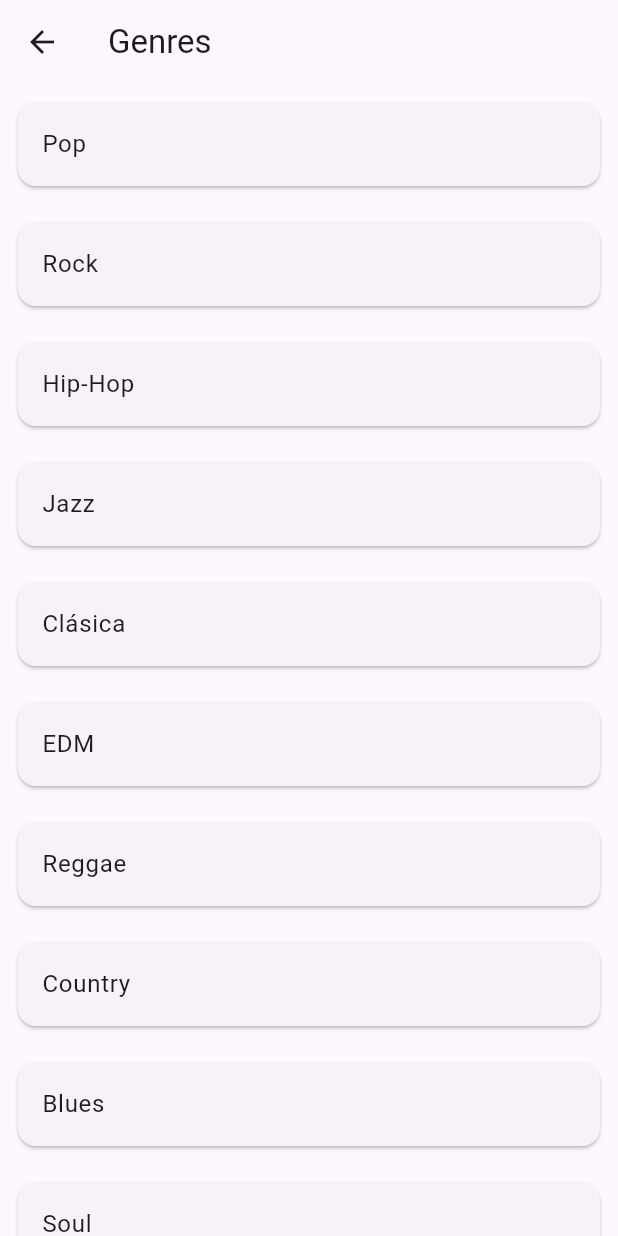
After one commit to jupaflin/proyecto_flutter_tp2_g18, a Flutter app: the GenresScreen screen opened by its route, on a phone screen of 412 x 824 dp. The commit adds this screen. Run offline on Flutter 3.47's test engine with Material 3 defaults, Android fonts, the phone set to English and light mode, and no system bars; our stand-ins replace shared_preferences; accounts and stored records are empty.

Commit message:
añadido cambios de alumno_Flores

```diff
--- /dev/null
+++ b/devtools_options.yaml
@@ -0,0 +1,3 @@
+description: This file stores settings for Dart & Flutter DevTools.
+documentation: https://docs.flutter.dev/tools/devtools/extensions#configure-extension-enablement-states
+extensions:
--- /dev/null
+++ b/lib/helpers/genres.dart
@@ -0,0 +1,11 @@
+class Genres {
+  final String id;
+  final String name;
+  final String description;
+
+  Genres({
+    required this.id,
+    required this.name,
+    required this.description
+  });
+}
--- a/lib/main.dart
+++ b/lib/main.dart
@@ -37,6 +37,8 @@ class MyApp extends StatelessWidget {
           'album_item': (context) => const AlbumSingleScreen(),
           'newreleases': (context) => const newreleasesScreen(),
           'newrelease_item': (context) => const newreleaseSingleScreen(),
+          'genres': (context) => const GenresScreen(),
+          'genre_item': (context) => const GenreSingleScreen(),
         }
         /* home: DesignScreen(), */
         );
--- /dev/null
+++ b/lib/mocks/genres_mock.dart
@@ -0,0 +1,12 @@
+const List<List<dynamic>> mockGenres = [
+  ["pop", "Pop", "Música popular con melodías pegajosas."],
+  ["rock", "Rock", "Guitarras fuertes y ritmos dinámicos."],
+  ["hiphop", "Hip-Hop", "Beats rítmicos y letras líricas."],
+  ["jazz", "Jazz", "Improvisación y armonías complejas."],
+  ["classical", "Clásica", "Música orquestal y composiciones complejas."],
+  ["edm", "EDM", "Música electrónica y ritmos bailables."],
+  ["reggae", "Reggae", "Ritmos relajados y letras sociales."],
+  ["country", "Country", "Historias emotivas y sonidos rurales."],
+  ["blues", "Blues", "Expresión emocional y acordes profundos."],
+  ["soul", "Soul", "Vocals apasionadas y armonías suaves."],
+];
--- /dev/null
+++ b/lib/screens/screen_flores1.dart
@@ -0,0 +1,50 @@
+//screen que muestra todos los generos a la vez
+import 'package:flutter/material.dart';
+import 'package:flutter_application_base/mocks/genres_mock.dart';
+
+class GenresScreen extends StatefulWidget {
+  const GenresScreen({super.key});
+
+  @override
+  _GenresScreenState createState() => _GenresScreenState();
+}
+
+class _GenresScreenState extends State<GenresScreen> {
+  late List<List<dynamic>> _genres;
+
+  @override
+  void initState() {
+    super.initState();
+    _genres = mockGenres;       //se cargan generos desde el mock
+  }
+
+  @override
+  Widget build(BuildContext context) {
+    return SafeArea(
+      child: Scaffold(
+        appBar: AppBar(title: const Text("Genres")),
+        body: ListView.builder(
+          itemCount: _genres.length,
+          itemBuilder: (context, index) {
+            return GestureDetector(
+              onTap: () {
+                Navigator.pushNamed(context, 'genre_item', arguments: {
+                  'name': _genres[index][1],
+                  'description': _genres[index][2],
+                });
+              },
+              child: Padding(
+                padding: const EdgeInsets.all(8.0),
+                child: Card(
+                  child: ListTile(
+                    title: Text(_genres[index][1]),
+                  ),
+                ),
+              ),
+            );
+          },
+        ),
+      ),
+    );
+  }
+}
--- a/lib/screens/screens.dart
+++ b/lib/screens/screens.dart
@@ -1,5 +1,7 @@
 export 'package:flutter_application_base/screens/screen_cappa2.dart';
 export 'package:flutter_application_base/screens/screen_cappa1.dart';
 export 'package:flutter_application_base/screens/screen_batista1.dart';
+export 'package:flutter_application_base/screens/screen_flores1.dart';
+export 'package:flutter_application_base/screens/screen_flores2.dart';
 export 'package:flutter_application_base/screens/profile_screen.dart';
 export 'package:flutter_application_base/screens/home_screen.dart';
--- a/lib/widgets/drawer_menu.dart
+++ b/lib/widgets/drawer_menu.dart
@@ -6,6 +6,7 @@ class DrawerMenu extends StatelessWidget {
     {'route': 'profile', 'title': 'Perfil usuario', 'subtitle': ''},
     {'route': 'albums', 'title': '(Cappa) Albunes', 'subtitle': ''},
     {'route': 'newreleases', 'title': '(Batista) New Releases', 'subtitle': ''},
+    {'route': 'genres', 'title': '(Flores) Generos', 'subtitle': ''},
   ];
 
   DrawerMenu({super.key});
```
Also changed, not shown: lib/screens/screen_flores2.dart (added, +31 -0 lines).
